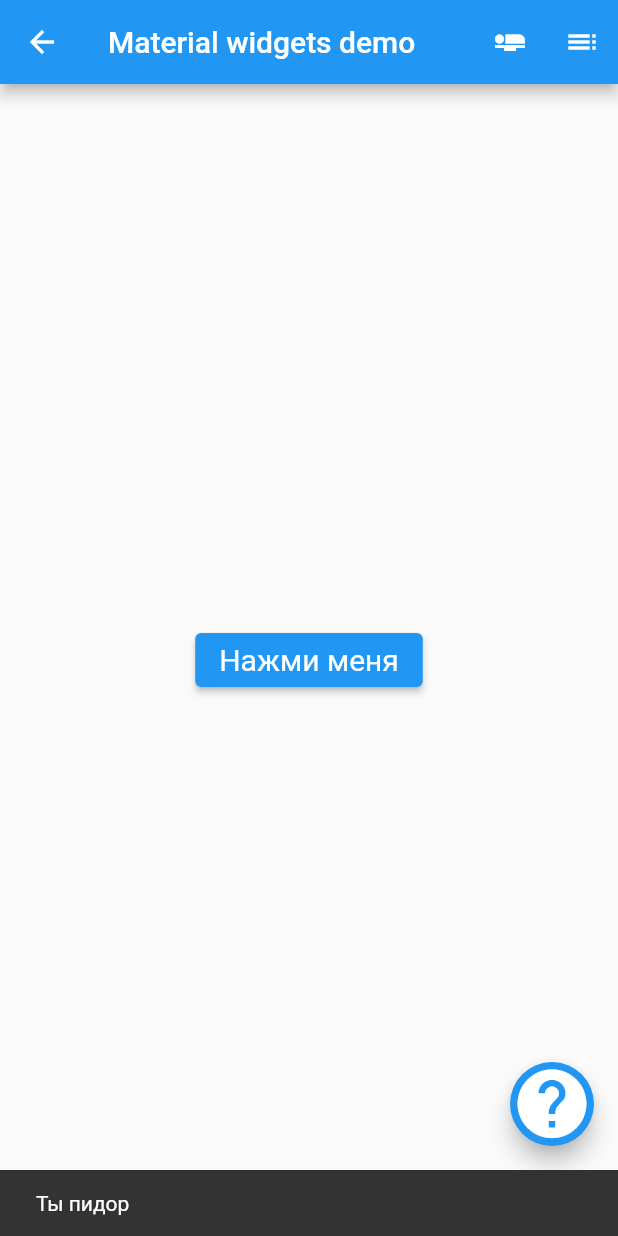
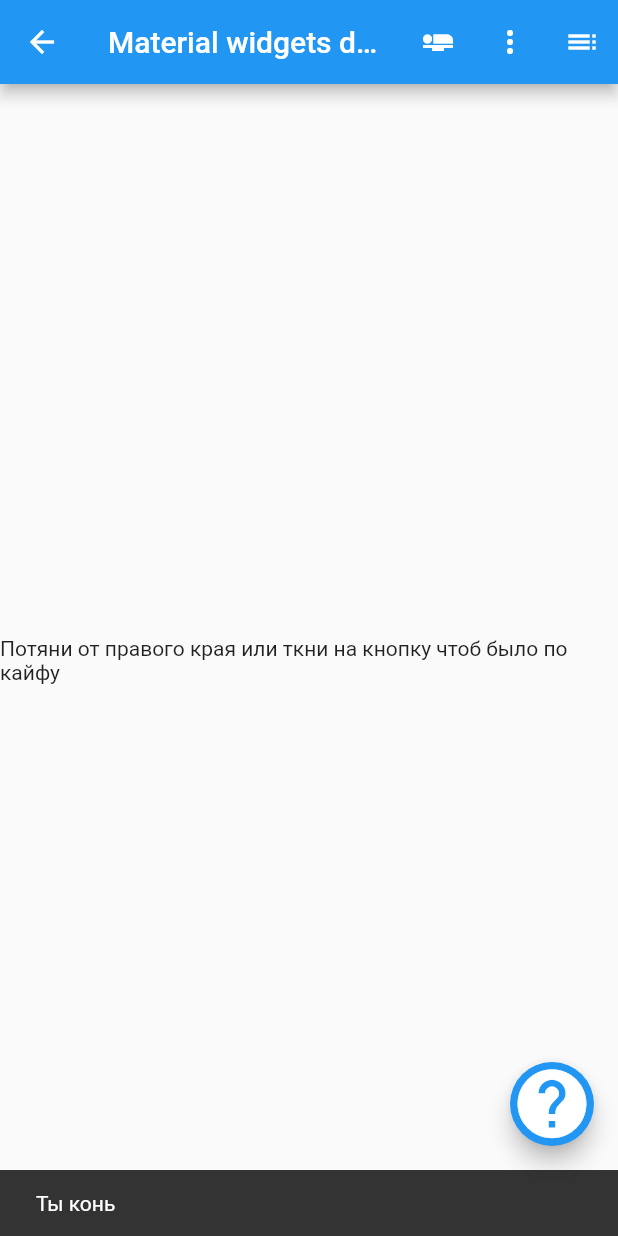
Before and after one commit to oquad/intership2021, a Flutter app: the MaterialWidgetScreen screen opened directly, after a tap on the "airline seat flat" icon, on a phone screen of 412 x 824 dp. Run offline on Flutter 3.47's test engine with Material 2 defaults, Android fonts, the phone set to English and light mode, and no system bars.

Commit message:
Refactored many things in "material_widgets.dart"

```diff
--- a/lib/material_widgets.dart
+++ b/lib/material_widgets.dart
@@ -6,6 +6,15 @@ class MaterialWidgetScreen extends StatefulWidget {
   @override
   State<MaterialWidgetScreen> createState() => _MaterialWidgetScreenState();
 }
+
+var _answer = "А конь ли ты?";
+
+enum PopupButtonOptions{
+    yes,
+    yesSure,
+    no,
+    noSure
+  }
 
 class _MaterialWidgetScreenState extends State<MaterialWidgetScreen> {
   final List<String> entryList = <String>[
@@ -52,7 +61,28 @@ class _MaterialWidgetScreenState extends State<MaterialWidgetScreen> {
     "themeSwitcher" : Color(0xFFFAFEFD),
   };
 
+  final Map<PopupButtonOptions, String> betweenButtonsText = {
+    PopupButtonOptions.yes : "Я конь",
+    PopupButtonOptions.yesSure : "Я точно конь",
+    PopupButtonOptions.no : "Я не конь",
+    PopupButtonOptions.noSure : "Я точно не конь",
+  };
+
   var _darkThemeUsing = true;
+
+  final List<Function> _pageOptions = <Function>[
+    smallTalkAboutHorses,
+    dataTableExample,
+    cardsExample,
+    tapBarExample,
+    checkboxExample,
+    dateTimePickerExapmle,
+    defaultBody,
+    radioExample,
+    sliderSwitchExample,
+  ];
+
+  int _selectedIndex = 6;
 
   @override
   Widget build(BuildContext context) {
@@ -68,8 +98,32 @@ class _MaterialWidgetScreenState extends State<MaterialWidgetScreen> {
             icon: const Icon(Icons.airline_seat_flat),
             onPressed: () {
               ScaffoldMessenger.of(context)
-                .showSnackBar(const SnackBar(content: Text('Ты пидор')));
+                .showSnackBar(const SnackBar(content: Text('Ты конь')));
             },
+          ),
+          PopupMenuButton<PopupButtonOptions>(
+            tooltip: "А конь ли ты?",
+            onSelected: (PopupButtonOptions result) {
+              setState(() {  _answer = betweenButtonsText[result].toString(); });
+            },
+            itemBuilder: (BuildContext context) => <PopupMenuEntry<PopupButtonOptions>>[
+              const PopupMenuItem<PopupButtonOptions>(
+                value: PopupButtonOptions.yes,
+                child: Text('Я конь')
+              ),
+              const PopupMenuItem<PopupButtonOptions>(
+                value: PopupButtonOptions.yesSure,
+                child: Text('Я точно конь')
+              ),
+              const PopupMenuItem<PopupButtonOptions>(
+                value: PopupButtonOptions.no,
+                child: Text('Я не конь')
+              ),
+              const PopupMenuItem<PopupButtonOptions>(
+                value: PopupButtonOptions.noSure,
+                child: Text('Я точно не конь')
+              ),
+            ]
           ),
           DrawerButtonWidget(),
         ],
@@ -82,6 +136,7 @@ class _MaterialWidgetScreenState extends State<MaterialWidgetScreen> {
               DrawerHeader(
                 padding: EdgeInsets.all(0),
                 decoration: BoxDecoration(color: _darkThemeUsing ? colorMap["drawerHeader"] : colorMapLight["drawerHeader"]),
+                duration: Duration(milliseconds: 0),
                 child: Container(
                   padding: EdgeInsets.all(15),
                   child: Column(
@@ -89,9 +144,16 @@ class _MaterialWidgetScreenState extends State<MaterialWidgetScreen> {
                     children: <Widget>[
                       Row(
                         children: <Widget>[
-                          Text(
-                            'Photo',
-                            style: TextStyle(color: _darkThemeUsing ? colorMap["nickname"] : colorMapLight["nickname"]),
+                          CircleAvatar(
+                            backgroundColor: _darkThemeUsing ? colorMap["drawerBackground"] : colorMapLight["drawerBackground"],
+                            radius: 35,
+                            child: Text(
+                              "AB",
+                              style: TextStyle(
+                                color: _darkThemeUsing ? colorMap["nickname"] : colorMapLight["nickname"],
+                                fontWeight: FontWeight.bold,
+                              ),
+                            ),
                           ),
                           Expanded(
                             child: Text(''),
@@ -160,6 +222,12 @@ class _MaterialWidgetScreenState extends State<MaterialWidgetScreen> {
                         fontWeight: FontWeight.bold
                       ),
                     ),
+                    onTap: () {
+                      setState(() {
+                        _selectedIndex = i;
+                      });
+                      Navigator.pop(context);
+                    },
                   )
                 else
                   Divider(),
@@ -179,11 +247,7 @@ class _MaterialWidgetScreenState extends State<MaterialWidgetScreen> {
         tooltip: 'Саня',
       ),
       body: Center(
-        child: ElevatedButton(
-          style: ElevatedButton.styleFrom(textStyle: const TextStyle(fontSize: 20)),
-          child: const Text('Нажми меня'),
-          onPressed: () {},
-        ),
+        child: _pageOptions.elementAt(_selectedIndex)(context),
       ),
     );
   }
@@ -200,3 +264,100 @@ class DrawerButtonWidget extends StatelessWidget {
     );
   }
 }
+
+Widget smallTalkAboutHorses(context) {
+  return Center(
+    child: Column(
+      children: <Widget>[
+        Expanded(
+          child: Text(''),
+        ),
+        ElevatedButton(
+          style: ElevatedButton.styleFrom(textStyle: const TextStyle(fontSize: 20)),
+          child: const Text('Нажми меня'),
+          onPressed: () => showDialog<String>(
+            context: context,
+            builder: (BuildContext context) => AlertDialog(
+              title: const Text('Вопрос к тебе есть'),
+              content: Text('Ты конь?'),
+              actions: <Widget>[
+                TextButton(
+                  child: Text('Да'),
+                  onPressed: () => Navigator.pop(context, 'Да'),
+                ),
+                TextButton(
+                  child: Text('Осуждаю'),
+                  onPressed: () => Navigator.pop(context, 'Осуждаю'),
+                ),
+              ],
+            ),
+          ),
+        ),
+        Container(
+          height: 40,
+          child: Text(''),
+        ),
+        Text(_answer),
+        Container(
+          height: 40,
+          child: Text(''),
+        ),
+        ElevatedButton(
+          style: ElevatedButton.styleFrom(textStyle: const TextStyle(fontSize: 20)),
+          child: const Text('И меня тоже'),
+          onPressed: () => showDialog<String>(
+            context: context,
+            builder: (BuildContext context) => SimpleDialog(
+              title: const Text('Ты всё ещё конь?'),
+              children: <Widget>[
+                TextButton(
+                  child: Text('Всё ещё конь'),
+                  onPressed: () => Navigator.pop(context, 'Всё ещё конь'),
+                ),
+                TextButton(
+                  child: Text('Всё ещё осуждаю'),
+                  onPressed: () => Navigator.pop(context, 'Всё ещё осуждаю'),
+                ),
+              ],
+            ),
+          ),
+        ),
+        Expanded(
+          child: Text(''),
+        ),
+      ],
+    ),
+  );
+}
+
+Widget dataTableExample(context) {
+  return Text('Здесь будет таблица');
+}
+
+Widget cardsExample(context) {
+  return Text('Здесь будут карточки (возможно с грид вью (или нет))');
+}
+
+Widget tapBarExample(context) {
+  return Text('Здесь будет тапбар');
+}
+
+Widget checkboxExample(context) {
+  return Text('Здесь будут чекбоксы');
+}
+
+Widget dateTimePickerExapmle(context) {
+  return Text('Здесь будет выбор даты и времени');
+}
+
+Widget defaultBody(context) {
+  return Text('Потяни от правого края или ткни на кнопку чтоб было по кайфу');
+}
+
+Widget radioExample(context) {
+  return Text('Здесь будет радио');
+}
+
+Widget sliderSwitchExample(context) {
+  return Text('Здесь будут слайдеры и свичи');
+}
```
